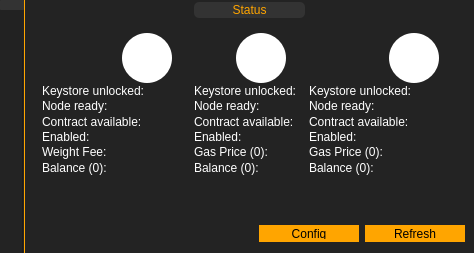
Old version of the form mainwindow.ui in the repository Acria-Network/Acria-Oracle-Node-Qt.
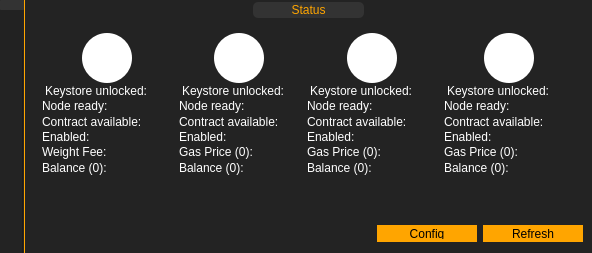
New version of the form. The open tabs and pages were chosen to show the change. Icons and pictures are not drawn.

Commit message: cardano support

What changed in the file:
```diff
--- a/mainwindow.ui
+++ b/mainwindow.ui
@@ -6,7 +6,7 @@
    <rect>
     <x>0</x>
     <y>0</y>
-    <width>474</width>
+    <width>552</width>
     <height>253</height>
    </rect>
   </property>
@@ -228,6 +228,9 @@
             <height>300</height>
            </size>
           </property>
+          <property name="styleSheet">
+           <string notr="true">/*font-size:8px;*/</string>
+          </property>
           <layout class="QHBoxLayout" name="horizontalLayout_32">
            <item>
             <layout class="QVBoxLayout" name="verticalLayout_8">
@@ -256,26 +259,6 @@
                  </property>
                 </widget>
                </item>
-               <item>
-                <widget class="QPushButton" name="pushButton_binance_info_2">
-                 <property name="text">
-                  <string/>
-                 </property>
-                 <property name="icon">
-                  <iconset>
-                   <normaloff>resources/info.svg</normaloff>resources/info.svg</iconset>
-                 </property>
-                 <property name="iconSize">
-                  <size>
-                   <width>11</width>
-                   <height>11</height>
-                  </size>
-                 </property>
-                 <property name="flat">
-                  <bool>true</bool>
-                 </property>
-                </widget>
-               </item>
                <item>
                 <widget class="QLabel" name="label_17">
                  <property name="minimumSize">
@@ -316,17 +299,24 @@
                 </widget>
                </item>
                <item>
-                <spacer name="horizontalSpacer_18">
-                 <property name="orientation">
-                  <enum>Qt::Horizontal</enum>
+                <widget class="QPushButton" name="pushButton_binance_info_2">
+                 <property name="text">
+                  <string/>
                  </property>
-                 <property name="sizeHint" stdset="0">
+                 <property name="icon">
+                  <iconset>
+                   <normaloff>resources/info.svg</normaloff>resources/info.svg</iconset>
+                 </property>
+                 <property name="iconSize">
                   <size>
-                   <width>40</width>
-                   <height>20</height>
+                   <width>11</width>
+                   <height>11</height>
                   </size>
                  </property>
-                </spacer>
+                 <property name="flat">
+                  <bool>true</bool>
+                 </property>
+                </widget>
                </item>
               </layout>
              </item>
@@ -335,7 +325,7 @@
                <item>
                 <widget class="QLabel" name="label_18">
                  <property name="styleSheet">
-                  <string notr="true"/>
+                  <string notr="true">margin-right:5px;</string>
                  </property>
                  <property name="text">
                   <string>Keystore unlocked:</string>
@@ -576,32 +566,6 @@
                  </property>
                 </widget>
                </item>
-               <item>
-                <widget class="QPushButton" name="pushButton_eth_info">
-                 <property name="maximumSize">
-                  <size>
-                   <width>21</width>
-                   <height>20</height>
-                  </size>
-                 </property>
-                 <property name="text">
-                  <string/>
-                 </property>
-                 <property name="icon">
-                  <iconset>
-                   <normaloff>resources/info.svg</normaloff>resources/info.svg</iconset>
-                 </property>
-                 <property name="iconSize">
-                  <size>
-                   <width>11</width>
-                   <height>11</height>
-                  </size>
-                 </property>
-                 <property name="flat">
-                  <bool>true</bool>
-                 </property>
-                </widget>
-               </item>
                <item>
                 <widget class="QLabel" name="label_3">
                  <property name="minimumSize">
@@ -640,17 +604,30 @@
                 </widget>
                </item>
                <item>
-                <spacer name="horizontalSpacer_16">
-                 <property name="orientation">
-                  <enum>Qt::Horizontal</enum>
-                 </property>
-                 <property name="sizeHint" stdset="0">
+                <widget class="QPushButton" name="pushButton_eth_info">
+                 <property name="maximumSize">
                   <size>
-                   <width>40</width>
+                   <width>21</width>
                    <height>20</height>
                   </size>
                  </property>
-                </spacer>
+                 <property name="text">
+                  <string/>
+                 </property>
+                 <property name="icon">
+                  <iconset>
+                   <normaloff>resources/info.svg</normaloff>resources/info.svg</iconset>
+                 </property>
+                 <property name="iconSize">
+                  <size>
+                   <width>11</width>
+                   <height>11</height>
+                  </size>
+                 </property>
+                 <property name="flat">
+                  <bool>true</bool>
+                 </property>
+                </widget>
                </item>
               </layout>
              </item>
@@ -659,7 +636,7 @@
                <item>
                 <widget class="QLabel" name="label_7">
                  <property name="styleSheet">
-                  <string notr="true"/>
+                  <string notr="true">margin-right:5px;</string>
                  </property>
                  <property name="text">
                   <string>Keystore unlocked:</string>
@@ -894,26 +871,6 @@
                  </property>
                 </widget>
                </item>
-               <item>
-                <widget class="QPushButton" name="pushButton_binance_info">
-                 <property name="text">
-                  <string/>
-                 </property>
-                 <property name="icon">
-                  <iconset>
-                   <normaloff>resources/info.svg</normaloff>resources/info.svg</iconset>
-                 </property>
-                 <property name="iconSize">
-                  <size>
-                   <width>11</width>
-                   <height>11</height>
-                  </size>
-                 </property>
-                 <property name="flat">
-                  <bool>true</bool>
-                 </property>
-                </widget>
-               </item>
                <item>
                 <widget class="QLabel" name="label_12">
                  <property name="minimumSize">
@@ -952,17 +909,24 @@
                 </widget>
                </item>
                <item>
-                <spacer name="horizontalSpacer_17">
-                 <property name="orientation">
-                  <enum>Qt::Horizontal</enum>
+                <widget class="QPushButton" name="pushButton_binance_info">
+                 <property name="text">
+                  <string/>
                  </property>
-                 <property name="sizeHint" stdset="0">
+                 <property name="icon">
+                  <iconset>
+                   <normaloff>resources/info.svg</normaloff>resources/info.svg</iconset>
+                 </property>
+                 <property name="iconSize">
                   <size>
-                   <width>40</width>
-                   <height>20</height>
+                   <width>11</width>
+                   <height>11</height>
                   </size>
                  </property>
-                </spacer>
+                 <property name="flat">
+                  <bool>true</bool>
+                 </property>
+                </widget>
                </item>
               </layout>
              </item>
@@ -971,7 +935,7 @@
                <item>
                 <widget class="QLabel" name="label_13">
                  <property name="styleSheet">
-                  <string notr="true"/>
+                  <string notr="true">margin-right:5px;</string>
                  </property>
                  <property name="text">
                   <string>Keystore unlocked:</string>
@@ -1166,6 +1130,305 @@
              </item>
             </layout>
            </item>
+           <item>
+            <spacer name="horizontalSpacer_16">
+             <property name="orientation">
+              <enum>Qt::Horizontal</enum>
+             </property>
+             <property name="sizeHint" stdset="0">
+              <size>
+               <width>0</width>
+               <height>0</height>
+              </size>
+             </property>
+            </spacer>
+           </item>
+           <item>
+            <layout class="QVBoxLayout" name="verticalLayout_9">
+             <property name="spacing">
+              <number>0</number>
+             </property>
+             <item>
+              <layout class="QHBoxLayout" name="horizontalLayout_39">
+               <item>
+                <widget class="QPushButton" name="pushButton_cardano_settings">
+                 <property name="text">
+                  <string/>
+                 </property>
+                 <property name="icon">
+                  <iconset>
+                   <normaloff>resources/edit.png</normaloff>resources/edit.png</iconset>
+                 </property>
+                 <property name="iconSize">
+                  <size>
+                   <width>10</width>
+                   <height>10</height>
+                  </size>
+                 </property>
+                 <property name="flat">
+                  <bool>true</bool>
+                 </property>
+                </widget>
+               </item>
+               <item>
+                <widget class="QLabel" name="label_23">
+                 <property name="minimumSize">
+                  <size>
+                   <width>50</width>
+                   <height>50</height>
+                  </size>
+                 </property>
+                 <property name="maximumSize">
+                  <size>
+                   <width>50</width>
+                   <height>50</height>
+                  </size>
+                 </property>
+                 <property name="autoFillBackground">
+                  <bool>false</bool>
+                 </property>
+                 <property name="styleSheet">
+                  <string notr="true">background-color:white;
+border-radius:25px;
+padding:5px;
+</string>
+                 </property>
+                 <property name="text">
+                  <string/>
+                 </property>
+                 <property name="pixmap">
+                  <pixmap>resources/cardano_colored.svg</pixmap>
+                 </property>
+                 <property name="scaledContents">
+                  <bool>true</bool>
+                 </property>
+                 <property name="alignment">
+                  <set>Qt::AlignCenter</set>
+                 </property>
+                </widget>
+               </item>
+               <item>
+                <widget class="QPushButton" name="pushButton_cardano_info">
+                 <property name="text">
+                  <string/>
+                 </property>
+                 <property name="icon">
+                  <iconset>
+                   <normaloff>resources/info.svg</normaloff>resources/info.svg</iconset>
+                 </property>
+                 <property name="iconSize">
+                  <size>
+                   <width>11</width>
+                   <height>11</height>
+                  </size>
+                 </property>
+                 <property name="flat">
+                  <bool>true</bool>
+                 </property>
+                </widget>
+               </item>
+              </layout>
+             </item>
+             <item>
+              <layout class="QHBoxLayout" name="horizontalLayout_40">
+               <item>
+                <widget class="QLabel" name="label_24">
+                 <property name="styleSheet">
+                  <string notr="true">margin-right:5px;</string>
+                 </property>
+                 <property name="text">
+                  <string>Keystore unlocked:</string>
+                 </property>
+                </widget>
+               </item>
+               <item>
+                <widget class="QLabel" name="label_keystore_unlocked_cardano">
+                 <property name="maximumSize">
+                  <size>
+                   <width>20</width>
+                   <height>20</height>
+                  </size>
+                 </property>
+                 <property name="text">
+                  <string/>
+                 </property>
+                 <property name="pixmap">
+                  <pixmap>resources/error.svg</pixmap>
+                 </property>
+                 <property name="scaledContents">
+                  <bool>true</bool>
+                 </property>
+                </widget>
+               </item>
+              </layout>
+             </item>
+             <item>
+              <layout class="QHBoxLayout" name="horizontalLayout_41">
+               <item>
+                <widget class="QLabel" name="label_25">
+                 <property name="styleSheet">
+                  <string notr="true"/>
+                 </property>
+                 <property name="text">
+                  <string>Node ready:</string>
+                 </property>
+                </widget>
+               </item>
+               <item>
+                <widget class="QLabel" name="label_node_reachable_cardano">
+                 <property name="maximumSize">
+                  <size>
+                   <width>20</width>
+                   <height>20</height>
+                  </size>
+                 </property>
+                 <property name="text">
+                  <string/>
+                 </property>
+                 <property name="pixmap">
+                  <pixmap>resources/error.svg</pixmap>
+                 </property>
+                 <property name="scaledContents">
+                  <bool>true</bool>
+                 </property>
+                </widget>
+               </item>
+              </layout>
+             </item>
+             <item>
+              <layout class="QHBoxLayout" name="horizontalLayout_42">
+               <item>
+                <widget class="QLabel" name="label_27">
+                 <property name="styleSheet">
+                  <string notr="true"/>
+                 </property>
+                 <property name="text">
+                  <string>Contract available:</string>
+                 </property>
+                </widget>
+               </item>
+               <item>
+                <widget class="QLabel" name="label_contract_deployed_cardano">
+                 <property name="maximumSize">
+                  <size>
+                   <width>20</width>
+                   <height>20</height>
+                  </size>
+                 </property>
+                 <property name="text">
+                  <string/>
+                 </property>
+                 <property name="pixmap">
+                  <pixmap>resources/error.svg</pixmap>
+                 </property>
+                 <property name="scaledContents">
+                  <bool>true</bool>
+                 </property>
+                </widget>
+               </item>
+              </layout>
+             </item>
+             <item>
+              <layout class="QHBoxLayout" name="horizontalLayout_43">
+               <item>
+                <widget class="QLabel" name="label_45">
+                 <property name="styleSheet">
+                  <string notr="true"/>
+                 </property>
+                 <property name="text">
+                  <string>Enabled:</string>
+                 </property>
+                </widget>
+               </item>
+               <item>
+                <widget class="QLabel" name="label_enabled_cardano">
+                 <property name="maximumSize">
+                  <size>
+                   <width>20</width>
+                   <height>20</height>
+                  </size>
+                 </property>
+                 <property name="text">
+                  <string/>
+                 </property>
+                 <property name="pixmap">
+                  <pixmap>resources/error.svg</pixmap>
+                 </property>
+                 <property name="scaledContents">
+                  <bool>true</bool>
+                 </property>
+                </widget>
+               </item>
+              </layout>
+             </item>
+             <item>
+              <layout class="QHBoxLayout" name="horizontalLayout_44">
+               <item>
+                <widget class="QLabel" name="label_gas_price_cardano">
+                 <property name="styleSheet">
+                  <string notr="true"/>
+                 </property>
+                 <property name="text">
+                  <string>Gas Price (0):</string>
+                 </property>
+                </widget>
+               </item>
+               <item>
+                <widget class="QLabel" name="label_gas_price_img_cardano">
+                 <property name="maximumSize">
+                  <size>
+                   <width>20</width>
+                   <height>20</height>
+                  </size>
+                 </property>
+                 <property name="text">
+                  <string/>
+                 </property>
+                 <property name="pixmap">
+                  <pixmap>resources/error.svg</pixmap>
+                 </property>
+                 <property name="scaledContents">
+                  <bool>true</bool>
+                 </property>
+                </widget>
+               </item>
+              </layout>
+             </item>
+             <item>
+              <layout class="QHBoxLayout" name="horizontalLayout_45">
+               <item>
+                <widget class="QLabel" name="label_balance_cardano">
+                 <property name="styleSheet">
+                  <string notr="true"/>
+                 </property>
+                 <property name="text">
+                  <string>Balance (0):</string>
+                 </property>
+                </widget>
+               </item>
+               <item>
+                <widget class="QLabel" name="label_balance_img_cardano">
+                 <property name="maximumSize">
+                  <size>
+                   <width>20</width>
+                   <height>20</height>
+                  </size>
+                 </property>
+                 <property name="text">
+                  <string/>
+                 </property>
+                 <property name="pixmap">
+                  <pixmap>resources/error.svg</pixmap>
+                 </property>
+                 <property name="scaledContents">
+                  <bool>true</bool>
+                 </property>
+                </widget>
+               </item>
+              </layout>
+             </item>
+            </layout>
+           </item>
           </layout>
          </widget>
         </item>
```
Left out of the diff: 251 changed lines with no effect on the pictures. The commit also changes 2 other files.
